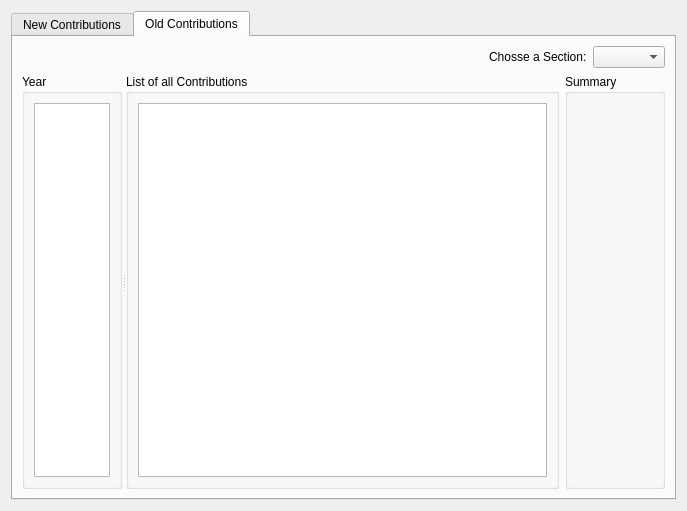
Qt form forms/contributions.ui (LukyLuke/PiTres) before a commit.
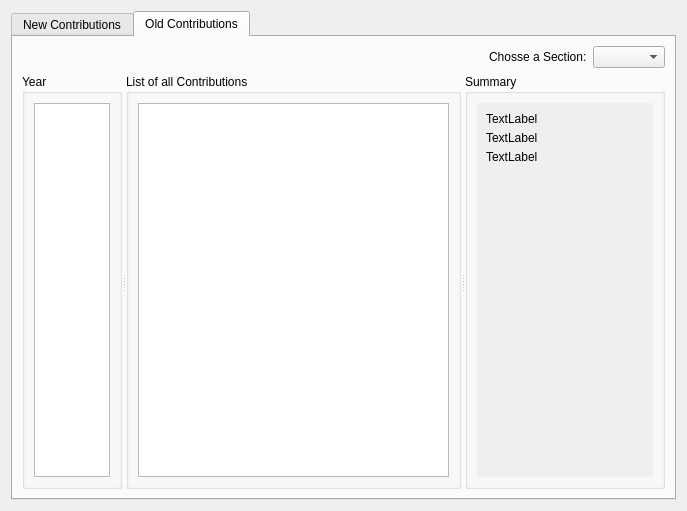
The same form after that commit. The open tabs and pages were chosen to show the change. Icons and pictures are not drawn.

```diff
--- a/forms/contributions.ui
+++ b/forms/contributions.ui
@@ -191,7 +191,7 @@
       <attribute name="title">
        <string>Old Contributions</string>
       </attribute>
-      <layout class="QVBoxLayout" name="verticalLayout_4">
+      <layout class="QVBoxLayout" name="verticalLayout_5">
        <item>
         <layout class="QHBoxLayout" name="horizontalLayout_5">
          <item>
@@ -220,8 +220,6 @@
         </layout>
        </item>
        <item>
-        <layout class="QHBoxLayout" name="horizontalLayout_4">
-         <item>
           <widget class="QSplitter" name="splitter">
            <property name="orientation">
             <enum>Qt::Horizontal</enum>
@@ -277,34 +275,76 @@
              </item>
             </layout>
            </widget>
-          </widget>
-         </item>
-         <item>
           <widget class="QGroupBox" name="groupBox">
            <property name="sizePolicy">
             <sizepolicy hsizetype="Minimum" vsizetype="Preferred">
-             <horstretch>0</horstretch>
+            <horstretch>1</horstretch>
              <verstretch>0</verstretch>
             </sizepolicy>
            </property>
            <property name="minimumSize">
             <size>
-             <width>100</width>
+            <width>200</width>
              <height>0</height>
             </size>
            </property>
            <property name="title">
             <string>Summary</string>
            </property>
-           <layout class="QVBoxLayout" name="verticalLayout_5">
+          <layout class="QVBoxLayout" name="verticalLayout_4">
+           <item>
+            <widget class="QScrollArea" name="scrollArea_2">
+             <property name="frameShape">
+              <enum>QFrame::NoFrame</enum>
+             </property>
+             <property name="frameShadow">
+              <enum>QFrame::Plain</enum>
+             </property>
+             <property name="widgetResizable">
+              <bool>true</bool>
+             </property>
+             <widget class="QWidget" name="scrollAreaWidgetContents_2">
+              <property name="geometry">
+               <rect>
+                <x>0</x>
+                <y>0</y>
+                <width>186</width>
+                <height>195</height>
+               </rect>
+              </property>
+              <layout class="QVBoxLayout" name="verticalLayout_7">
             <item>
              <layout class="QGridLayout" name="detailsLayout">
+                 <property name="bottomMargin">
+                  <number>10</number>
+                 </property>
               <property name="horizontalSpacing">
                <number>20</number>
               </property>
               <property name="verticalSpacing">
                <number>5</number>
               </property>
+                 <item row="0" column="0">
+                  <widget class="QLabel" name="label_5">
+                   <property name="text">
+                    <string>TextLabel</string>
+                   </property>
+                  </widget>
+                 </item>
+                 <item row="1" column="0">
+                  <widget class="QLabel" name="label_6">
+                   <property name="text">
+                    <string>TextLabel</string>
+                   </property>
+                  </widget>
+                 </item>
+                 <item row="2" column="0">
+                  <widget class="QLabel" name="label_7">
+                   <property name="text">
+                    <string>TextLabel</string>
+                   </property>
+                  </widget>
+                 </item>
              </layout>
             </item>
             <item>
@@ -322,8 +362,11 @@
             </item>
            </layout>
           </widget>
-         </item>
-        </layout>
+            </widget>
+           </item>
+          </layout>
+         </widget>
+        </widget>
        </item>
       </layout>
      </widget>
```
Left out of the diff: 43 changed lines with no effect on the pictures. Lines whose indentation alone changed are shown as unchanged.
